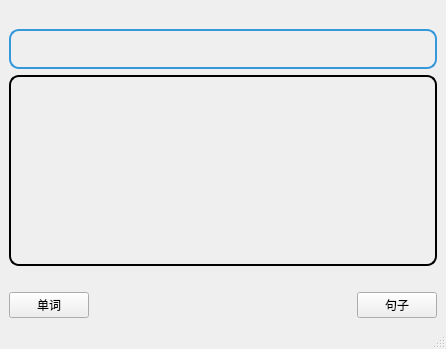
Old version of the form OnlineTranslation/mainwindow.ui in the repository yuuki2022/Translation.
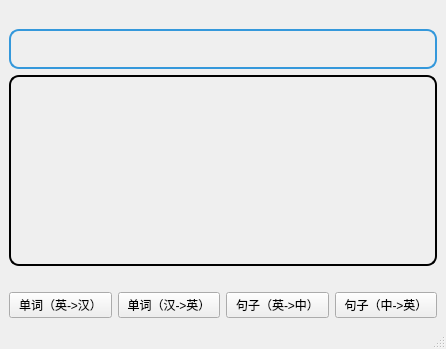
New version of the form.

The edit to the form file:
```diff
--- a/OnlineTranslation/mainwindow.ui
+++ b/OnlineTranslation/mainwindow.ui
@@ -96,27 +96,28 @@
         <item>
          <widget class="QPushButton" name="wordButton">
           <property name="text">
-           <string>单词</string>
+           <string>单词（英-&gt;汉）</string>
           </property>
          </widget>
         </item>
         <item>
-         <spacer name="horizontalSpacer">
-          <property name="orientation">
-           <enum>Qt::Horizontal</enum>
+         <widget class="QPushButton" name="chineseButton">
+          <property name="text">
+           <string>单词（汉-&gt;英）</string>
           </property>
-          <property name="sizeHint" stdset="0">
-           <size>
-            <width>40</width>
-            <height>20</height>
-           </size>
-          </property>
-         </spacer>
+         </widget>
         </item>
         <item>
          <widget class="QPushButton" name="sentenceButton">
           <property name="text">
-           <string>句子</string>
+           <string>句子（英-&gt;中）</string>
+          </property>
+         </widget>
+        </item>
+        <item>
+         <widget class="QPushButton" name="chSentenceButton">
+          <property name="text">
+           <string>句子（中-&gt;英）</string>
           </property>
          </widget>
         </item>
```
